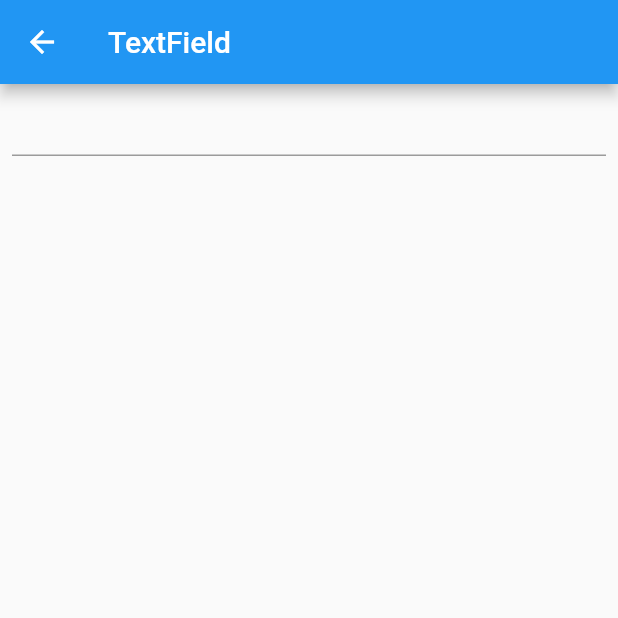
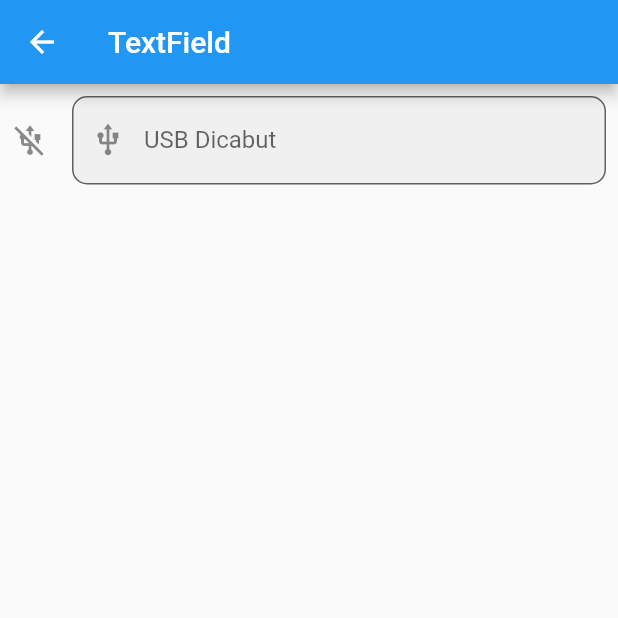
Before and after one commit to saldisucipto/flutter_great, a Flutter app: the FormWidgets screen opened directly, on a phone screen of 412 x 824 dp, the top half of it. Run offline on Flutter 3.47's test engine with Material 2 defaults, Android fonts, the phone set to English and light mode, and no system bars.

Commit message:
TextField Decorations

```diff
--- a/lib/pages/widgets/textfiels_widgtes.dart
+++ b/lib/pages/widgets/textfiels_widgtes.dart
@@ -18,8 +18,26 @@ class _FormWidgetsState extends State<FormWidgets> {
       body: Column(
         children: [
           Padding(
-            padding: const EdgeInsets.symmetric(horizontal: 8),
+            padding: const EdgeInsets.symmetric(horizontal: 8, vertical: 8),
             child: TextField(
+              // untuk memberikan style pada inputan
+              decoration: InputDecoration(
+                // membuat border radius
+                border: OutlineInputBorder(
+                  borderRadius: BorderRadius.circular(10),
+                ),
+                // Memberikan Icon Disambing Filed
+                icon: const Icon(Icons.usb_off),
+                // memberikan icon pada colom
+                prefixIcon: const Icon(Icons.usb),
+                // memberikan label pada textfield
+                labelText: "USB Dicabut",
+                // Memberikan Placeholder
+                hintText: "Usb Akan DIcabut",
+                // Mmebrikan warna pada saat di ipnut
+                fillColor: Colors.cyanAccent[50],
+                filled: true,
+              ),
               controller: controller,
               onChanged: (value) {
                 setState(() {});
```
